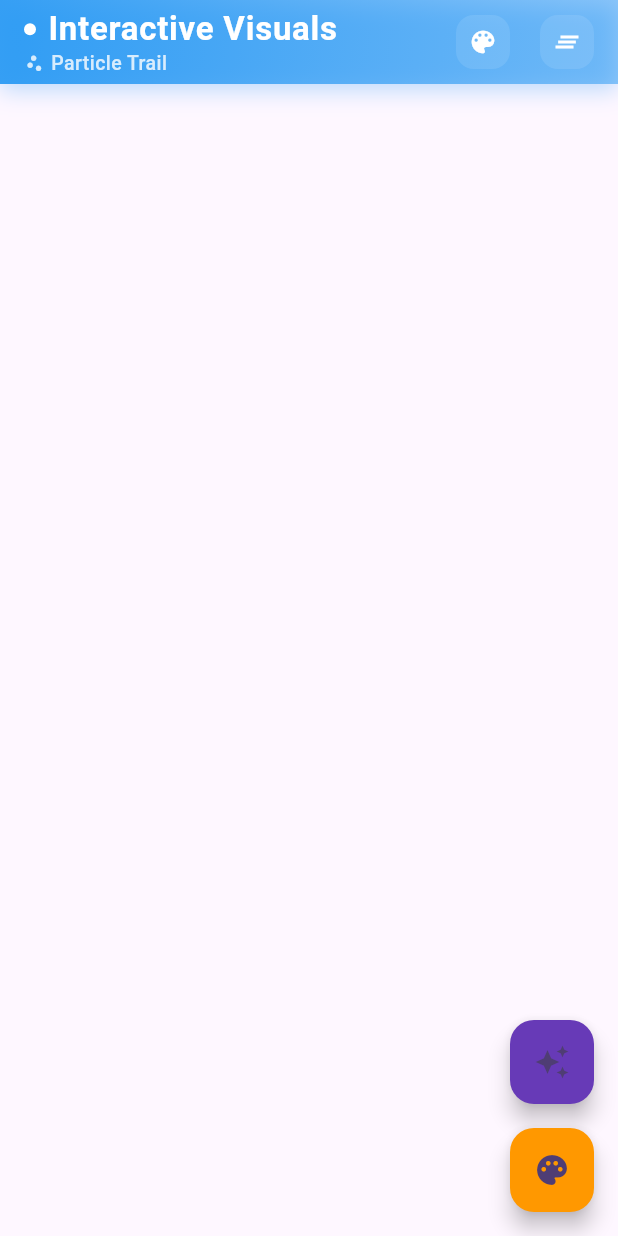
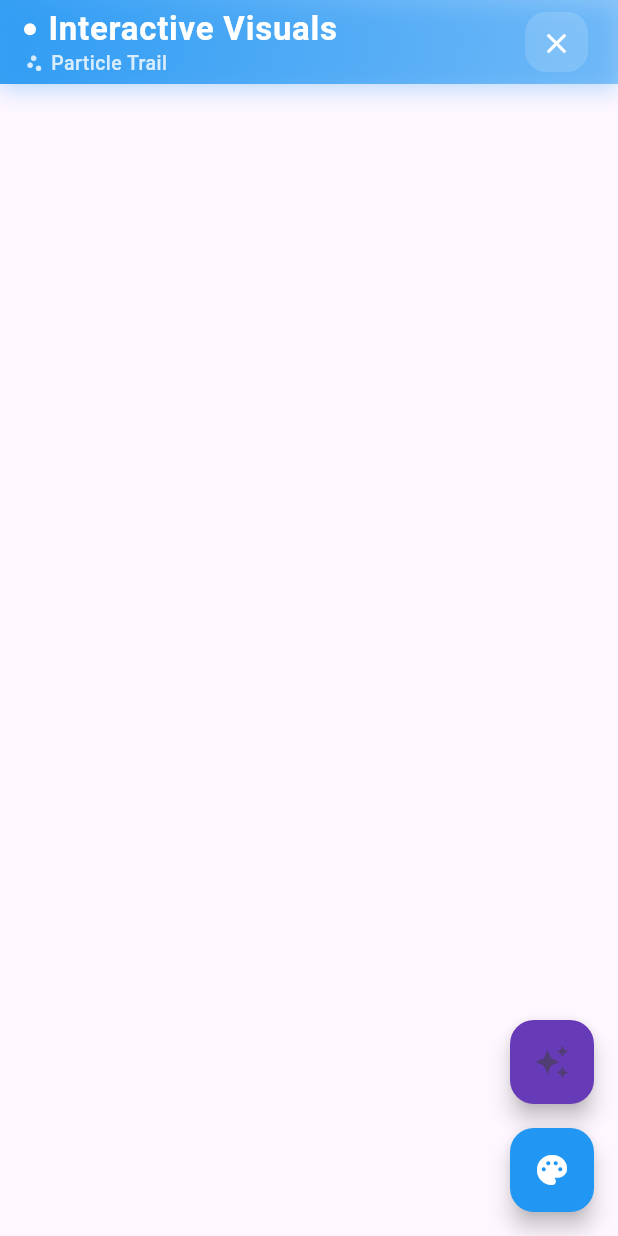
Before and after one commit to Piyushhhhh/flutter-visuals, a Flutter app: the screen it shows after launch, on a phone screen of 412 x 824 dp. Run offline on Flutter 3.47's test engine with Material 3 defaults, Android fonts, the phone set to English and light mode, and no system bars.

Commit message:
🎨 Replace app bar trailing icons with single cross icon
- Removed dual trailing icons (color picker + clear)
- Added single cross icon that clears the frame
- Enhanced floating action button with dynamic color theming
- Color picker FAB now matches current paint color
- Improved visual hierarchy and cleaner app bar design

```diff
--- a/lib/main.dart
+++ b/lib/main.dart
@@ -26,14 +26,12 @@ class VisualsApp extends StatelessWidget {
 
 class _DynamicAppBar extends StatelessWidget implements PreferredSizeWidget {
   final VisualEffectsController controller;
-  final VoidCallback onColorChange;
   final VoidCallback onClear;
   final bool Function(Color) isDarkColor;
   final IconData Function(EffectType) getEffectIcon;
 
   const _DynamicAppBar({
     required this.controller,
-    required this.onColorChange,
     required this.onClear,
     required this.isDarkColor,
     required this.getEffectIcon,
@@ -125,45 +123,24 @@ class _DynamicAppBar extends StatelessWidget implements PreferredSizeWidget {
           ),
           actions: [
             Container(
-              margin: const EdgeInsets.only(right: 4),
+              margin: const EdgeInsets.only(right: 12),
               child: IconButton(
                 icon: AnimatedContainer(
                   duration: const Duration(milliseconds: 300),
-                  padding: const EdgeInsets.all(8),
+                  padding: const EdgeInsets.all(10),
                   decoration: BoxDecoration(
-                    color:
-                        (isDark ? Colors.white : Colors.black).withOpacity(0.1),
-                    borderRadius: BorderRadius.circular(12),
+                    color: (isDark ? Colors.white : Colors.black)
+                        .withOpacity(0.15),
+                    borderRadius: BorderRadius.circular(14),
                   ),
                   child: Icon(
-                    Icons.color_lens,
+                    Icons.close,
                     color: isDark ? Colors.white : Colors.black,
-                    size: 20,
-                  ),
-                ),
-                onPressed: onColorChange,
-                tooltip: 'Change Paint Color',
-              ),
-            ),
-            Container(
-              margin: const EdgeInsets.only(right: 8),
-              child: IconButton(
-                icon: AnimatedContainer(
-                  duration: const Duration(milliseconds: 300),
-                  padding: const EdgeInsets.all(8),
-                  decoration: BoxDecoration(
-                    color:
-                        (isDark ? Colors.white : Colors.black).withOpacity(0.1),
-                    borderRadius: BorderRadius.circular(12),
-                  ),
-                  child: Icon(
-                    Icons.clear_all,
-                    color: isDark ? Colors.white : Colors.black,
-                    size: 20,
+                    size: 22,
                   ),
                 ),
                 onPressed: onClear,
-                tooltip: 'Clear All Effects',
+                tooltip: 'Clear Frame',
               ),
             ),
           ],
@@ -245,7 +222,6 @@ class _InteractiveVisualsPageState extends State<InteractiveVisualsPage> {
     return Scaffold(
       appBar: _DynamicAppBar(
         controller: _controller,
-        onColorChange: _controller.changePaintColor,
         onClear: _controller.clearAllEffects,
         isDarkColor: _isDarkColor,
         getEffectIcon: _getEffectIcon,
@@ -283,11 +259,21 @@ class _InteractiveVisualsPageState extends State<InteractiveVisualsPage> {
             child: const Icon(Icons.auto_awesome),
           ),
           const SizedBox(height: 16),
-          FloatingActionButton(
-            onPressed: _controller.changePaintColor,
-            backgroundColor: Colors.orange,
-            heroTag: "color_picker",
-            child: const Icon(Icons.palette),
+          ListenableBuilder(
+            listenable: _controller,
+            builder: (context, child) {
+              return FloatingActionButton(
+                onPressed: _controller.changePaintColor,
+                backgroundColor: _controller.state.currentPaintColor,
+                heroTag: "color_picker",
+                child: Icon(
+                  Icons.palette,
+                  color: _isDarkColor(_controller.state.currentPaintColor)
+                      ? Colors.white
+                      : Colors.black,
+                ),
+              );
+            },
           ),
         ],
       ),
```
